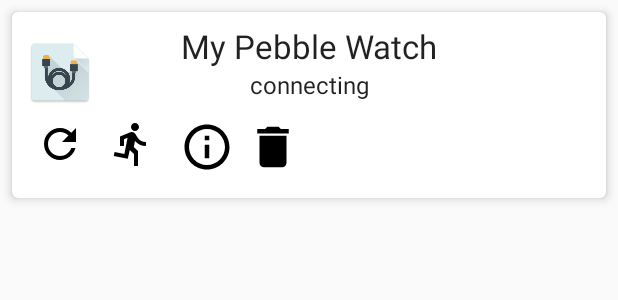
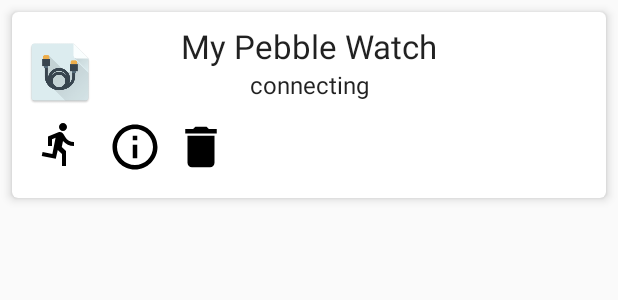
Before and after one commit to kin7274/Egometer, an Android app: the layout device_item.xml on its own in the app's theme, with its tools: preview values and no code run, on a phone screen of 412 x 824 dp. Shown: the top 300 px of the screen. Run offline under Robolectric (Android 15) with nearby library versions, the phone set to English and light mode, and no system bars.

Commit message:
카드뷰 동기화버튼 삭제
카드뷰 동기화버튼 삭제

```diff
--- a/app/src/main/java/com/example/elab_yang/egometer/IndoorBikeRealTimeActivity.java
+++ b/app/src/main/java/com/example/elab_yang/egometer/IndoorBikeRealTimeActivity.java
@@ -308,8 +308,6 @@ public class IndoorBikeRealTimeActivity extends AppCompatActivity {
 
 //        mDeviceAddress = getIntent().getStringExtra(REAL_TIME_INDOOR_BIKE_DEVICE);
 
-        EI = getIntent().getExtras().getString("EI");  // 운동강도
-        Log.d(TAG, "22222222222222222222222222. EI =" + EI);
         bundle = getIntent().getBundleExtra(IntentConst.REAL_TIME_SETTING_FITNESS_INFO);
         mDeviceAddress = bundle.getString(IntentConst.REAL_TIME_DEVICE_ADDEDSS);
         workoutTime = bundle.getInt(IntentConst.REAL_TIME_WORKOUT_TOTAL_TIME);
--- a/app/src/main/java/com/example/elab_yang/egometer/RealtimeSettingActivity.java
+++ b/app/src/main/java/com/example/elab_yang/egometer/RealtimeSettingActivity.java
@@ -3,7 +3,6 @@ package com.example.elab_yang.egometer;
 import android.content.DialogInterface;
 import android.content.Intent;
 import android.os.Bundle;
-import android.support.design.button.MaterialButton;
 import android.support.design.chip.Chip;
 import android.support.design.chip.ChipGroup;
 import android.support.v7.app.AlertDialog;
--- a/app/src/main/java/com/example/elab_yang/egometer/adapter/DeviceAdapter.java
+++ b/app/src/main/java/com/example/elab_yang/egometer/adapter/DeviceAdapter.java
@@ -83,13 +83,6 @@ public class DeviceAdapter extends RecyclerView.Adapter<DeviceAdapter.ViewHolder
         String deviceAddress = deviceList.get(position).getDeviceAddress();
         holder.deviceNameLabel.setText(deviceList.get(position).getDeviceName());
         holder.deviceStatusLabel.setText(deviceList.get(position).getDeviceAddress());
-
-        // 동기화
-        holder.fetchActivityData.setOnClickListener(v -> {
-            Log.e("클릭됨", "onClick: 클릭툄" + EGZeroConst.DEVICE_NAME);
-            Toast.makeText(context, "동기화는 못해유", Toast.LENGTH_SHORT).show();
-
-        });
 
         // 운동하러ㄱ
         // TODO: 2018-09-28 실시간 동기화 가능 -제창
@@ -192,7 +185,6 @@ public class DeviceAdapter extends RecyclerView.Adapter<DeviceAdapter.ViewHolder
             deviceStatusLabel = view.findViewById(R.id.device_status);
 
             //actions
-            fetchActivityData = view.findViewById(R.id.device_action_fetch_activity);
             showActivityTracks = view.findViewById(R.id.device_action_show_activity_tracks);
             deviceInfoView = view.findViewById(R.id.device_info_image);
 
--- a/app/src/main/res/layout/device_item.xml
+++ b/app/src/main/res/layout/device_item.xml
@@ -1,5 +1,5 @@
 <?xml version="1.0" encoding="utf-8"?>
-<android.support.design.widget.CoordinatorLayout xmlns:android="http://schemas.android.com/apk/res/android"
+<RelativeLayout xmlns:android="http://schemas.android.com/apk/res/android"
     xmlns:tools="http://schemas.android.com/tools"
     android:layout_width="match_parent"
     android:layout_height="wrap_content"
@@ -56,25 +56,11 @@
                 tools:text="connecting" />
 
             <ImageView
-                android:layout_margin="4dp"
-                android:id="@+id/device_action_fetch_activity"
-                android:layout_width="40dp"
-                android:layout_height="40dp"
-                android:layout_below="@id/device_image"
-                android:background="?android:attr/selectableItemBackground"
-                android:clickable="true"
-                android:focusable="true"
-                android:padding="4dp"
-                android:scaleType="fitXY"
-                card_view:srcCompat="@drawable/ic_action_fetch_activity_data" />
-
-            <ImageView
                 android:id="@+id/device_action_show_activity_tracks"
                 android:layout_width="40dp"
                 android:layout_height="40dp"
                 android:layout_below="@id/device_image"
                 android:layout_margin="4dp"
-                android:layout_toEndOf="@id/device_action_fetch_activity"
                 android:background="?android:attr/selectableItemBackground"
                 android:clickable="true"
                 android:focusable="true"
@@ -115,4 +101,4 @@
 
         </RelativeLayout>
     </android.support.v7.widget.CardView>
-</android.support.design.widget.CoordinatorLayout>
+</RelativeLayout>
```
